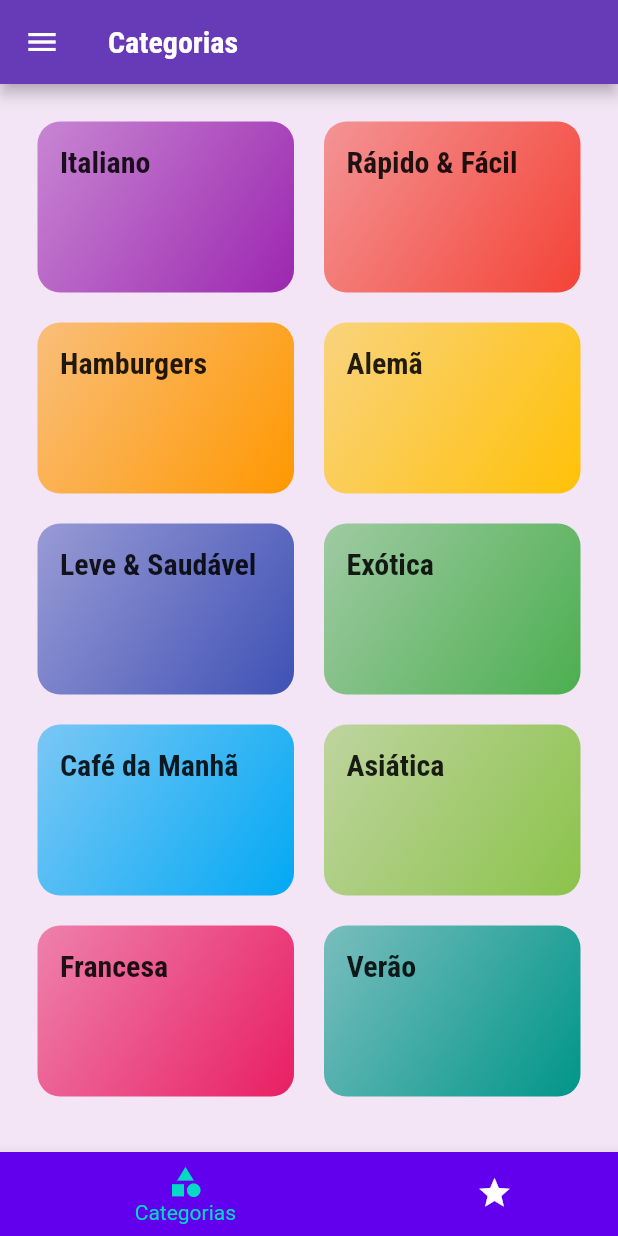
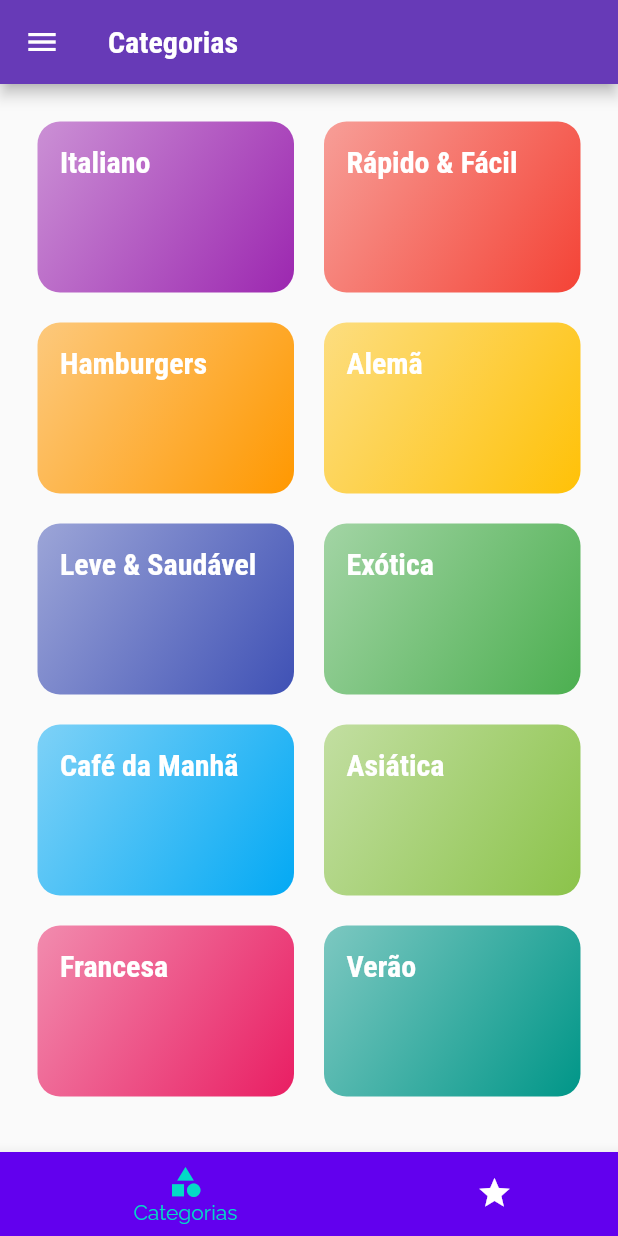
Before and after one commit to joaoffnogueira/purple_recipes, a Flutter app: the screen it shows after launch, on a phone screen of 412 x 824 dp. Run offline on Flutter 3.47's test engine with Material 2 defaults, Android fonts, the phone set to English and light mode, and no system bars.

Commit message:
Add ThemeData

```diff
--- a/lib/main.dart
+++ b/lib/main.dart
@@ -7,22 +7,32 @@ import 'package:purple_recipes/screens/tabs_screen.dart';
 import 'package:purple_recipes/utils/app_routes.dart';
 
 void main() {
-  runApp(const MyApp());
+  runApp(MyApp());
 }
 
 class MyApp extends StatelessWidget {
-  const MyApp({Key? key}) : super(key: key);
+  MyApp({Key? key}) : super(key: key);
 
-  // This widget is the root of your application.
+  final ThemeData tema = ThemeData();
+
   @override
   Widget build(BuildContext context) {
     return MaterialApp(
+      debugShowCheckedModeBanner: false,
       title: 'Purple Recipes',
-      theme: ThemeData(
-        primarySwatch: Colors.deepPurple,
-        fontFamily: 'RaleWay',
+      theme: tema.copyWith(
+        colorScheme: tema.colorScheme.copyWith(
+          primary: Colors.deepPurple,
+          secondary: Colors.deepPurpleAccent,
+        ),
         canvasColor: Colors.purple[50],
         textTheme: ThemeData.light().textTheme.copyWith(
+              bodyText1: TextStyle(
+                fontFamily: 'RaleWay',
+              ),
+              bodyText2: TextStyle(
+                fontFamily: 'RaleWay',
+              ),
               headline6: TextStyle(
                 fontSize: 20,
                 fontFamily: 'RobotoCondensed',
```
